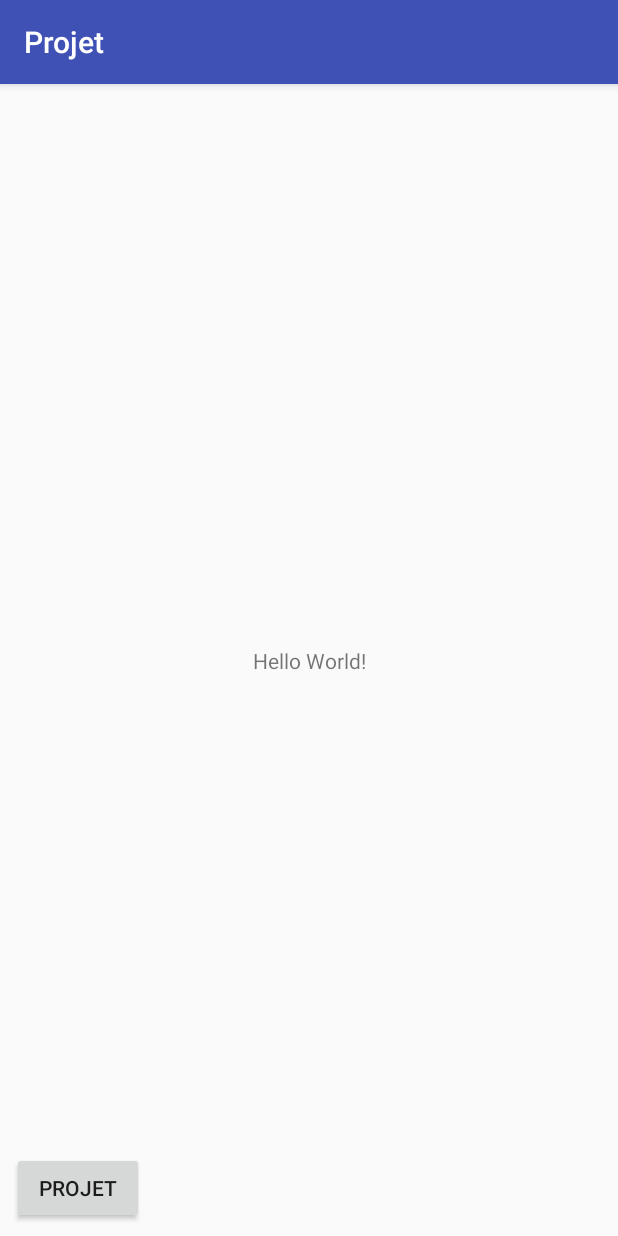
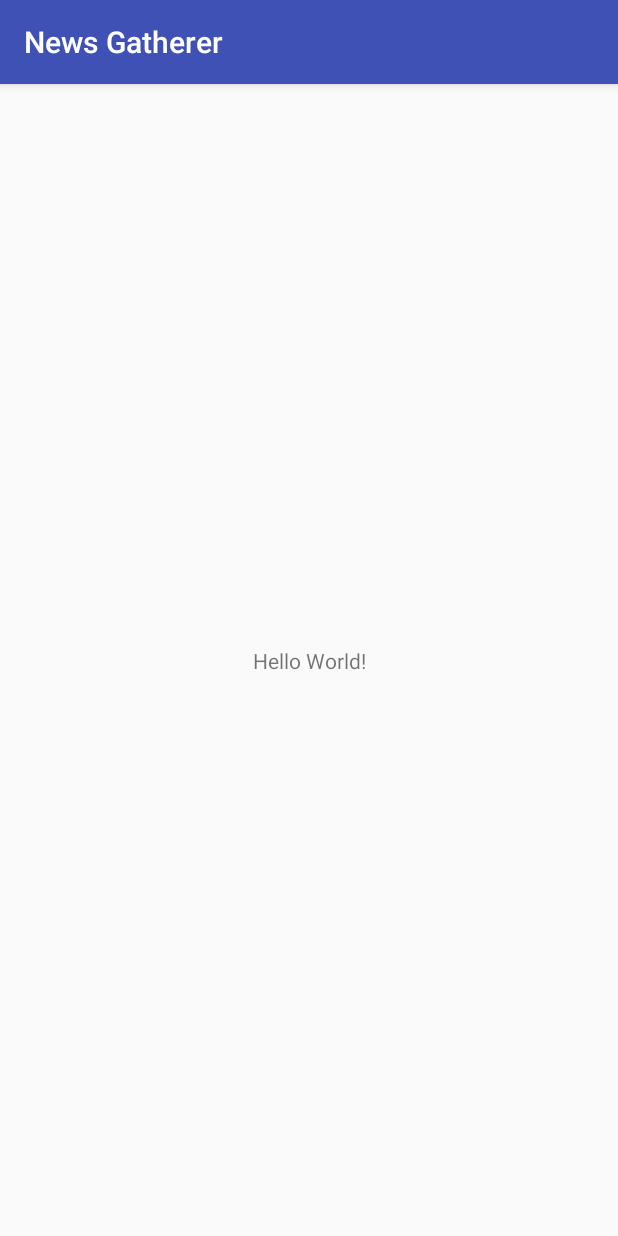
Before and after one commit to wiril/ProjetAndroid, an Android app: the screen it shows after launch (MainActivity), on a phone screen of 412 x 824 dp. Run offline under Robolectric (Android 15) with nearby library versions, the phone set to English and light mode, and no system bars.

Commit message:
Modifications : - nom de l'application - icône de l'application

```diff
--- a/app/src/main/res/layout/activity_main.xml
+++ b/app/src/main/res/layout/activity_main.xml
@@ -15,14 +15,4 @@
         app:layout_constraintRight_toRightOf="parent"
         app:layout_constraintTop_toTopOf="parent" />
 
-    <Button
-        android:id="@+id/button"
-        android:layout_width="wrap_content"
-        android:layout_height="wrap_content"
-        android:text="@string/app_name"
-        android:layout_marginStart="8dp"
-        app:layout_constraintLeft_toLeftOf="parent"
-        app:layout_constraintBottom_toBottomOf="parent"
-        android:layout_marginBottom="8dp" />
-
 </android.support.constraint.ConstraintLayout>
--- a/app/src/main/res/values/strings.xml
+++ b/app/src/main/res/values/strings.xml
@@ -1,3 +1,3 @@
 <resources>
-    <string name="app_name">Projet</string>
+    <string name="app_name">News Gatherer</string>
 </resources>
```
Also changed, not shown: app/src/main/ic_launcher-web.png (added), app/src/main/res/mipmap-hdpi/ic_launcher.png, app/src/main/res/mipmap-mdpi/ic_launcher.png, app/src/main/res/mipmap-xhdpi/ic_launcher.png, app/src/main/res/mipmap-xxhdpi/ic_launcher.png, app/src/main/res/mipmap-xxxhdpi/ic_launcher.png.
